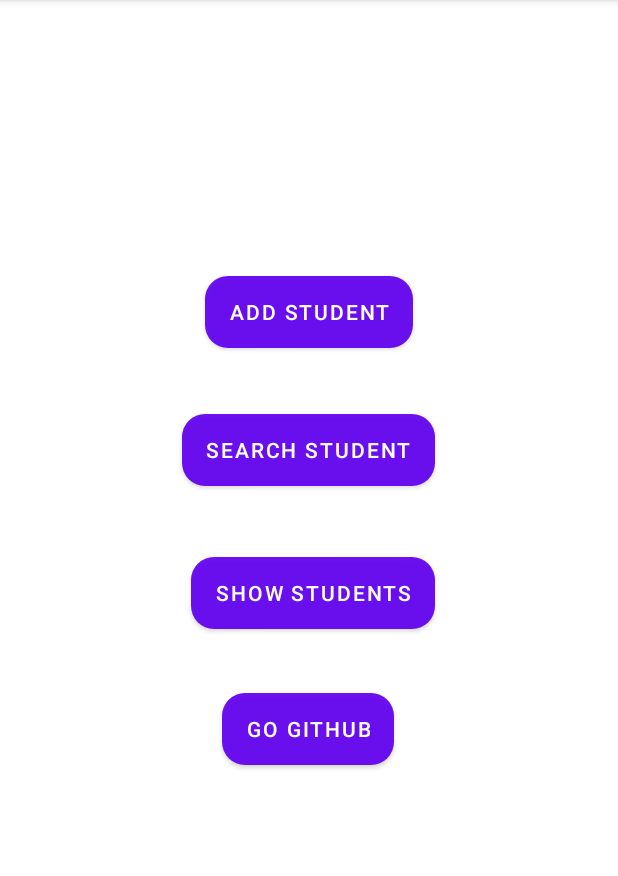
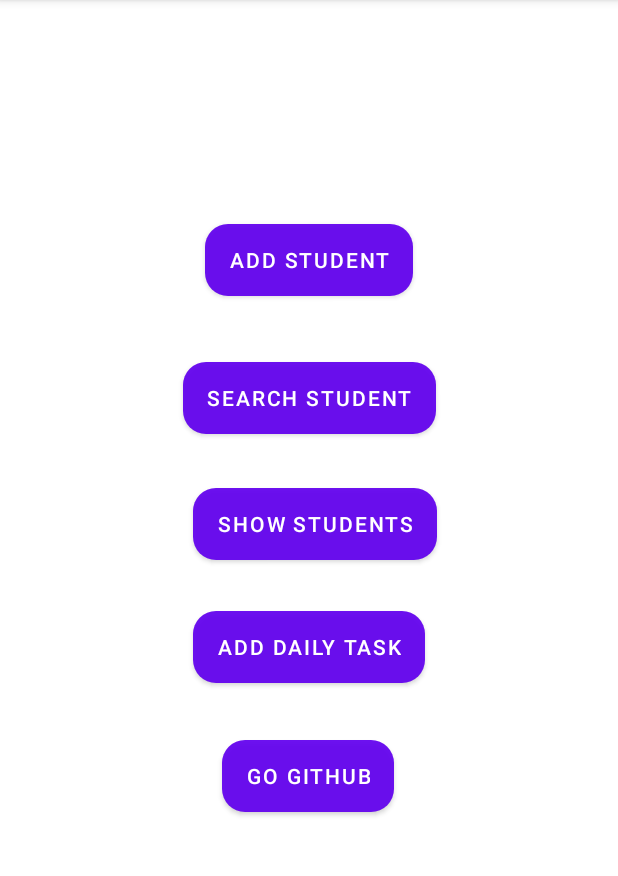
Before and after one commit to ShoaibAkram2001/Hafiz_Quran_Record_App, an Android app: the screen it shows after launch (MainActivity), on a phone screen of 412 x 824 dp, the part 84-960 px from its top. Run offline under Robolectric (Android 15) with nearby library versions, the phone set to English and light mode, and no system bars.

```diff
--- a/app/src/main/AndroidManifest.xml
+++ b/app/src/main/AndroidManifest.xml
@@ -11,6 +11,9 @@
         android:supportsRtl="true"
         android:theme="@style/Theme.Hafiz_Quran_Record"
         tools:targetApi="31">
+        <activity
+            android:name=".DailyTask"
+            android:exported="false" />
         <activity
             android:name=".SearchStudent"
             android:exported="false" />
--- a/app/src/main/java/com/example/hafiz_quran_record/MainActivity.java
+++ b/app/src/main/java/com/example/hafiz_quran_record/MainActivity.java
@@ -14,6 +14,7 @@ public class MainActivity extends AppCompatActivity {
     Button SearchBtn;
 
     Button GithubBtn;
+    Button DailyBtn;
 
     @Override
     protected void onCreate(Bundle savedInstanceState) {
@@ -24,6 +25,7 @@ public class MainActivity extends AppCompatActivity {
         ShowBtn=findViewById(R.id.showBtn);
         SearchBtn=findViewById(R.id.searchBtn);
         GithubBtn=findViewById(R.id.githubBtn);
+        DailyBtn=findViewById(R.id.dailyTaskBtn);
 
         // go AddStudent
         AddBtn.setOnClickListener(new View.OnClickListener() {
@@ -57,6 +59,18 @@ public class MainActivity extends AppCompatActivity {
             }
         });
 
+        // go DailyTaskActivity
+        DailyBtn.setOnClickListener(new View.OnClickListener() {
+            @Override
+            public void onClick(View view) {
+                Intent TaskIntent=new Intent(MainActivity.this,DailyTask.class);
+                startActivity(TaskIntent);
+
+            }
+        });
+
+
+
         // go Github
         GithubBtn.setOnClickListener(new View.OnClickListener() {
             @Override
@@ -64,6 +78,8 @@ public class MainActivity extends AppCompatActivity {
                 goToGithub("https://github.com/ShoaibAkram2001/Hafiz_Quran_Record_App.git");
             }
         });
+
+
     }
 
     public void goToGithub(String s)
--- a/app/src/main/res/layout/activity_main.xml
+++ b/app/src/main/res/layout/activity_main.xml
@@ -10,26 +10,25 @@
         android:id="@+id/addBtn"
         android:layout_width="wrap_content"
         android:layout_height="wrap_content"
+        android:background="@drawable/roundbutton"
         android:text="Add Student"
-        android:background="@drawable/roundbutton"
         app:layout_constraintBottom_toBottomOf="parent"
         app:layout_constraintEnd_toEndOf="parent"
         app:layout_constraintStart_toStartOf="parent"
         app:layout_constraintTop_toTopOf="parent"
-        app:layout_constraintVertical_bias="0.256" />
+        app:layout_constraintVertical_bias="0.207" />
 
     <Button
         android:id="@+id/searchBtn"
         android:layout_width="wrap_content"
         android:layout_height="wrap_content"
+        android:background="@drawable/roundbutton"
         android:text="Search Student"
-        android:background="@drawable/roundbutton"
         app:layout_constraintBottom_toBottomOf="parent"
         app:layout_constraintEnd_toEndOf="parent"
-        app:layout_constraintHorizontal_bias="0.498"
         app:layout_constraintStart_toStartOf="parent"
         app:layout_constraintTop_toTopOf="parent"
-        app:layout_constraintVertical_bias="0.383" />
+        app:layout_constraintVertical_bias="0.335" />
 
     <Button
         android:id="@+id/showBtn"
@@ -39,10 +38,23 @@
         android:text="Show Students"
         app:layout_constraintBottom_toBottomOf="parent"
         app:layout_constraintEnd_toEndOf="parent"
-        app:layout_constraintHorizontal_bias="0.512"
+        app:layout_constraintHorizontal_bias="0.516"
         app:layout_constraintStart_toStartOf="parent"
         app:layout_constraintTop_toTopOf="parent"
-        app:layout_constraintVertical_bias="0.516" />
+        app:layout_constraintVertical_bias="0.452" />
+
+    <Button
+        android:id="@+id/dailyTaskBtn"
+        android:layout_width="wrap_content"
+        android:layout_height="wrap_content"
+        android:background="@drawable/roundbutton"
+        android:text="Add Daily Task"
+        app:layout_constraintBottom_toBottomOf="parent"
+        app:layout_constraintEnd_toEndOf="parent"
+        app:layout_constraintHorizontal_bias="0.501"
+        app:layout_constraintStart_toStartOf="parent"
+        app:layout_constraintTop_toTopOf="parent"
+        app:layout_constraintVertical_bias="0.566" />
 
     <Button
         android:id="@+id/githubBtn"
@@ -55,6 +67,6 @@
         app:layout_constraintHorizontal_bias="0.498"
         app:layout_constraintStart_toStartOf="parent"
         app:layout_constraintTop_toTopOf="parent"
-        app:layout_constraintVertical_bias="0.642" />
+        app:layout_constraintVertical_bias="0.685" />
 
 </androidx.constraintlayout.widget.ConstraintLayout>
```
Also changed, not shown: app/src/main/java/com/example/hafiz_quran_record/AddStudent.java (+14 -14 lines), app/src/main/java/com/example/hafiz_quran_record/DailyTask.java (added, +14 -0 lines), app/src/main/java/com/example/hafiz_quran_record/DbHelper.java (+8 -9 lines), app/src/main/java/com/example/hafiz_quran_record/myRecyclerViewAdapter.java (added, +59 -0 lines), app/src/main/res/layout/activity_daily_task.xml (added, +9 -0 lines), app/src/main/res/layout/activity_main2.xml (+4 -4 lines), app/src/main/res/layout/activity_search_student.xml (+6 -19 lines).
